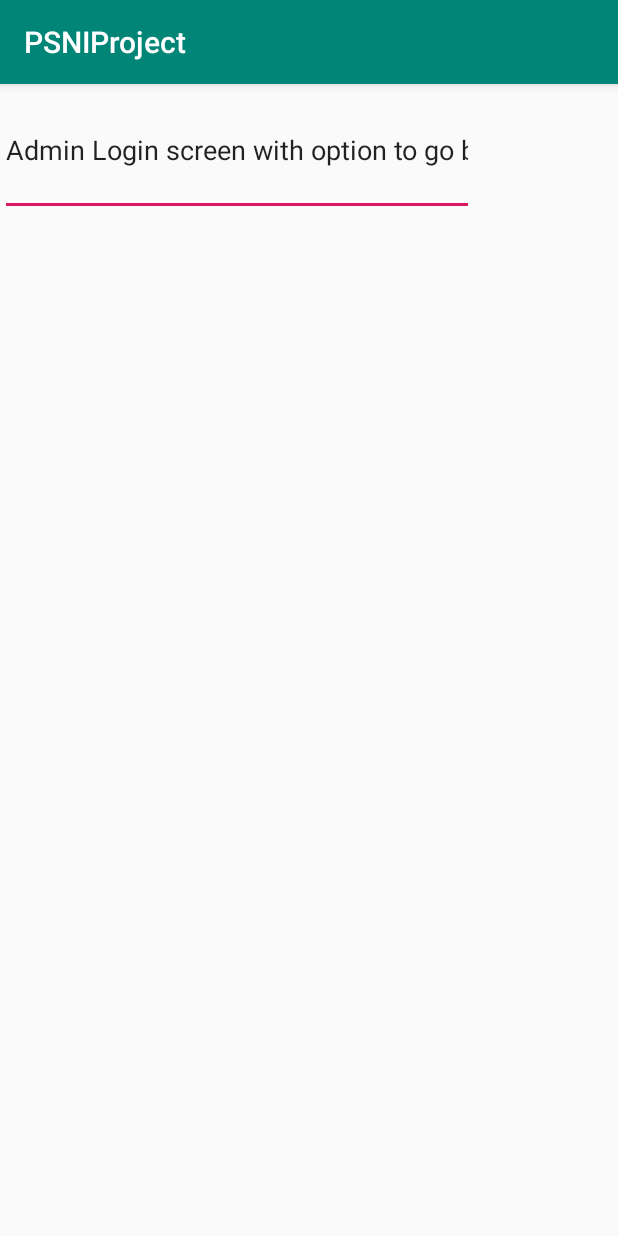
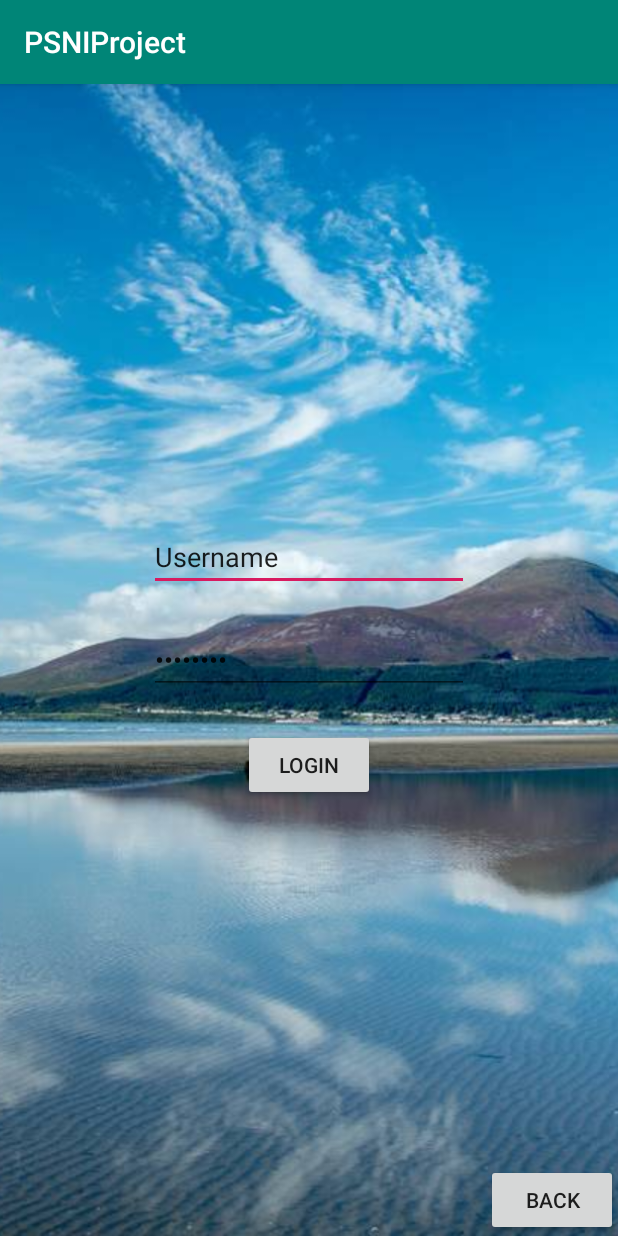
Before and after one commit to andy-kidd133/PSNIProject, an Android app: the AdminLoginScreenActivity screen opened directly, with no data from a screen before it, on a phone screen of 412 x 824 dp. Run offline under Robolectric (Android 15) with nearby library versions, the phone set to English and light mode, and no system bars.

Commit message:
button onCLickListeners

```diff
--- a/app/src/main/java/com/example/psniproject/AdminLoginScreenActivity.java
+++ b/app/src/main/java/com/example/psniproject/AdminLoginScreenActivity.java
@@ -1,14 +1,42 @@
 package com.example.psniproject;
 
+import android.content.Intent;
 import android.os.Bundle;
+import android.view.View;
+import android.view.Window;
+import android.view.WindowManager;
+import android.widget.Button;
+import android.widget.EditText;
+
 import androidx.appcompat.app.AppCompatActivity;
 
 public class AdminLoginScreenActivity extends AppCompatActivity {
 
+    Button backButton;
+    Button loginButton;
+    EditText username;
+    EditText password;
+
     @Override
     protected void onCreate(Bundle savedInstanceState) {
         super.onCreate(savedInstanceState);
+
+        requestWindowFeature(Window.FEATURE_NO_TITLE);
+        getWindow().setFlags(WindowManager.LayoutParams.FLAG_FULLSCREEN, WindowManager.LayoutParams.FLAG_FULLSCREEN);
+
         setContentView(R.layout.activity_admin_login_screen);
+        backButton = findViewById(R.id.backBtn);
+        loginButton = findViewById(R.id.loginBtn);
+        username = findViewById(R.id.etUsername);
+        password = findViewById(R.id.etPassword);
+
+        backButton.setOnClickListener(new View.OnClickListener() {
+            @Override
+            public void onClick(View view) {
+                startActivity(new Intent(AdminLoginScreenActivity.this, LoginScreenActivity.class));
+            }
+        });
+
     }
 
 }
--- a/app/src/main/res/layout/activity_admin_login_screen.xml
+++ b/app/src/main/res/layout/activity_admin_login_screen.xml
@@ -6,14 +6,50 @@
     android:layout_height="match_parent"
     tools:context=".AdminLoginScreenActivity">
 
+    <ImageView
+        android:id="@+id/splashBackground"
+        android:layout_width="match_parent"
+        android:layout_height="match_parent"
+        android:adjustViewBounds="true"
+        android:scaleType="centerCrop"
+        android:src="@drawable/splash_screen" />
+
+    <Button
+        android:id="@+id/loginBtn"
+        android:layout_width="wrap_content"
+        android:layout_height="wrap_content"
+        android:layout_centerHorizontal="true"
+        android:layout_marginTop="23dp"
+        android:layout_below="@+id/etPassword"
+        android:text="@string/login_button"/>
+
+    <Button
+        android:id="@+id/backBtn"
+        android:layout_width="wrap_content"
+        android:layout_height="wrap_content"
+        android:layout_alignParentRight="true"
+        android:layout_alignParentBottom="true"
+        android:text="@string/back_button" />
+
     <EditText
-        android:id="@+id/editText2"
-        android:layout_width="316dp"
-        android:layout_height="88dp"
+        android:id="@+id/etUsername"
+        android:layout_width="wrap_content"
+        android:layout_height="wrap_content"
+        android:layout_above="@+id/etPassword"
+        android:layout_centerHorizontal="true"
+        android:layout_marginBottom="23dp"
         android:ems="10"
         android:inputType="textPersonName"
-        android:text="Admin Login screen with option to go back"
-        tools:layout_editor_absoluteX="25dp"
-        tools:layout_editor_absoluteY="165dp" />
+        android:text="@string/username" />
+
+    <EditText
+        android:id="@+id/etPassword"
+        android:layout_width="wrap_content"
+        android:layout_height="wrap_content"
+        android:layout_centerVertical="true"
+        android:layout_centerHorizontal="true"
+        android:ems="10"
+        android:inputType="textPassword"
+        android:text="@string/password" />
 
 </RelativeLayout>
--- a/app/src/main/res/values/strings.xml
+++ b/app/src/main/res/values/strings.xml
@@ -7,4 +7,5 @@
     <string name="admin_button">Admin Login</string>
     <string name="username">Username</string>
     <string name="password">Password</string>
+    <string name="back_button">Back</string>
 </resources>
```
Also changed, not shown: app/src/main/res/anim/fromtop.xml (added, +8 -0 lines), app/src/main/res/layout/content_admin_login_screen.xml (deleted, +0 -11 lines), app/src/main/res/layout/content_login_screen.xml (deleted, +0 -11 lines), app/src/main/res/layout/content_splash_screen.xml (deleted, +0 -11 lines), app/src/main/res/drawable/splash_screen.jpg (added), app/src/main/res/drawable/victim_support_logo.png (added).
